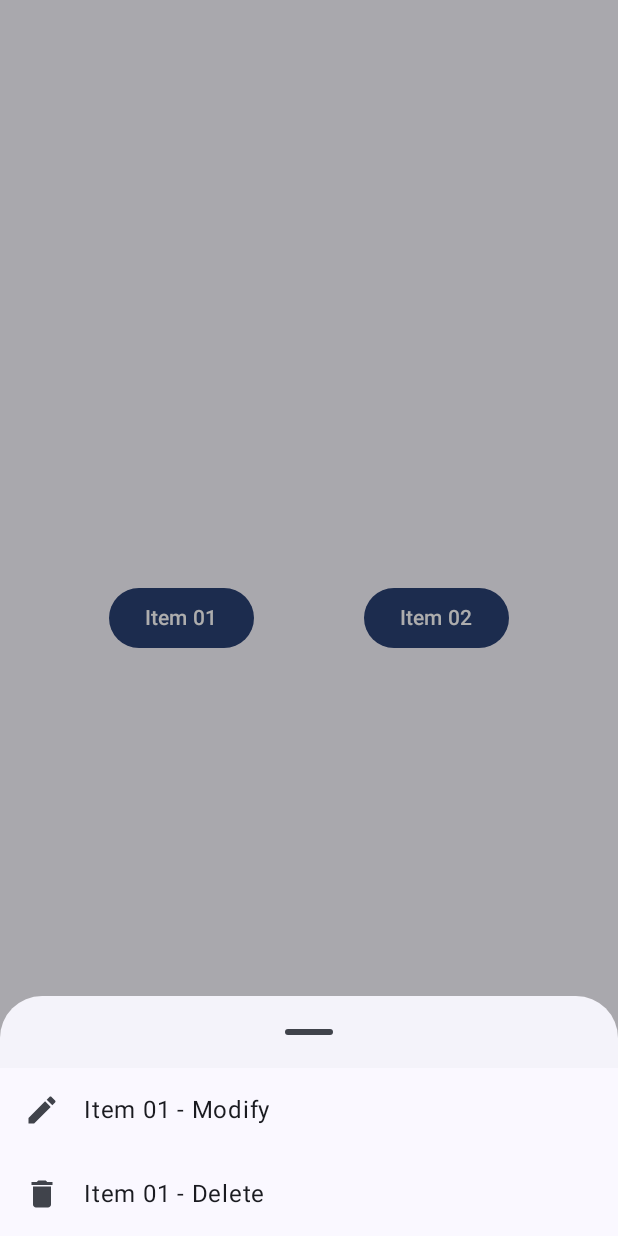
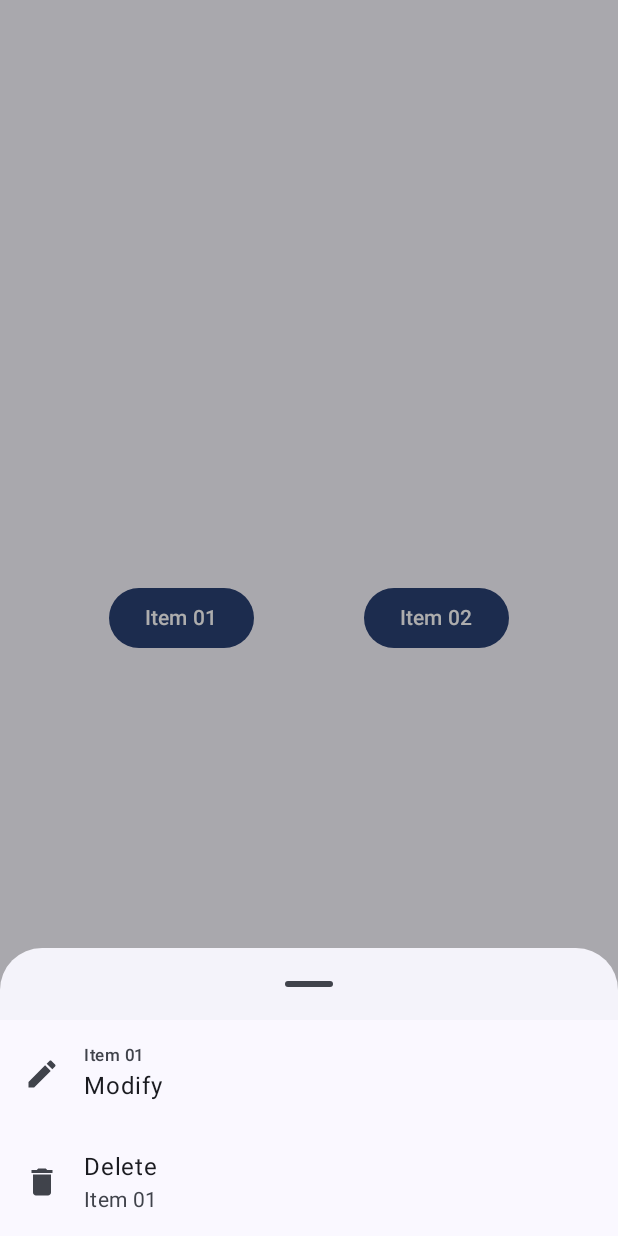
Before and after one commit to Notepad96/GreenGarden, an Android app built with Jetpack Compose: the screen it shows after launch (MainActivity), after a tap on "Item 01", on a phone screen of 412 x 824 dp. Run offline under Robolectric (Android 15) with nearby library versions, the phone set to English and light mode, and no system bars.

Commit message:
Update Preview

```diff
--- a/ModalBottomSheet/app/src/main/java/sps/notepad96/modalbottomsheet/MainActivity.kt
+++ b/ModalBottomSheet/app/src/main/java/sps/notepad96/modalbottomsheet/MainActivity.kt
@@ -49,6 +49,7 @@ fun Main(innerPadding: PaddingValues) {
     val onDismissRequest = { value: Boolean ->
         showSheet = value
     }
+    MySheet(showSheet, text, onDismissRequest)
 
     Row(
         modifier = Modifier
@@ -70,8 +71,6 @@ fun Main(innerPadding: PaddingValues) {
             Text(text = "Item 02")
         }
     }
-
-    MySheet(showSheet, text, onDismissRequest)
 }
 
 @OptIn(ExperimentalMaterial3Api::class)
@@ -80,10 +79,12 @@ fun MySheet(showSheet: Boolean, text: String, onDismissRequest: (Boolean) -> Uni
     if (showSheet) {
         ModalBottomSheet(onDismissRequest = { onDismissRequest(false) }) {
             ListItem(
-                headlineContent = { Text(text = "$text - Modify") },
+                overlineContent = { Text(text = text) },
+                headlineContent = { Text(text = "Modify") },
                 leadingContent = { Icon(imageVector = Icons.Filled.Edit, contentDescription = "") })
             ListItem(
-                headlineContent = { Text(text = "$text - Delete") },
+                supportingContent = { Text(text = text)},
+                headlineContent = { Text(text = "Delete") },
                 leadingContent = { Icon(imageVector = Icons.Filled.Delete, contentDescription = "") })
         }
     }
```
Also changed, not shown: 2 other files.
